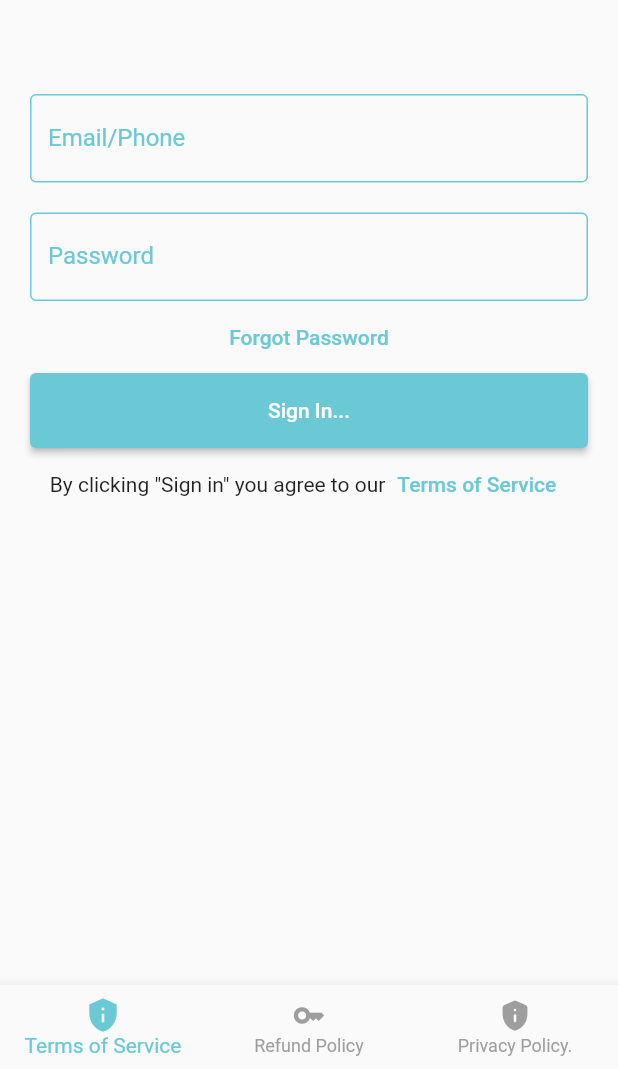
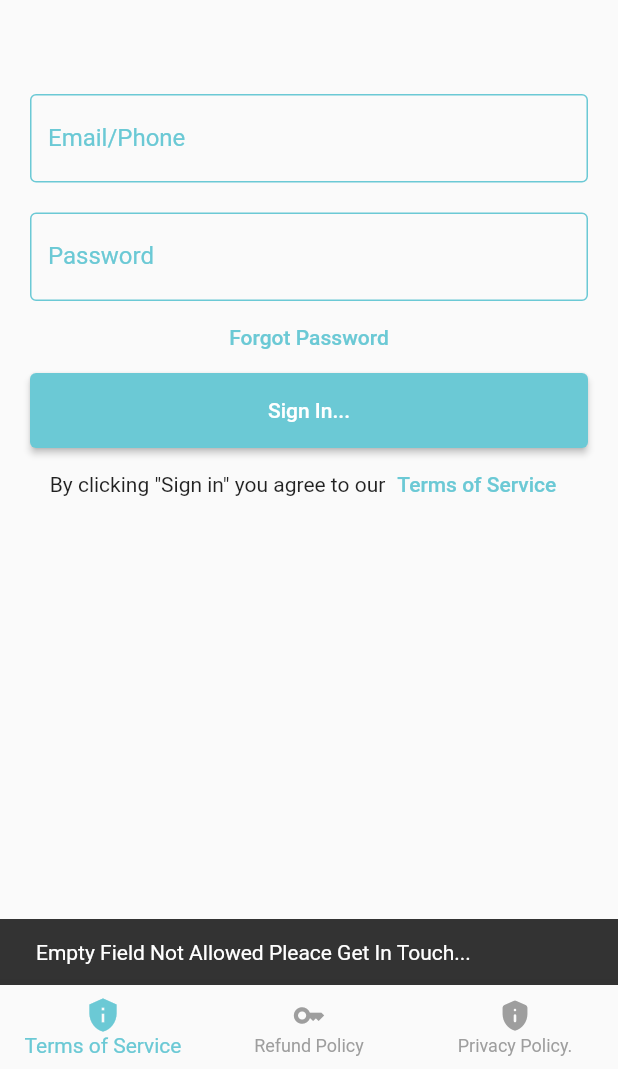
Before and after one commit to hossamabdulmagid/clinic-app, a Flutter app: the screen it shows after launch, after a tap on "Sign In...", on a phone screen of 412 x 824 dp, the part 167-1236 px from its top. Run offline on Flutter 3.47's test engine with Material 2 defaults, Android fonts, the phone set to English and light mode, and no system bars; our stand-ins replace dio.

Commit message:
clean code

```diff
--- a/lib/home_page.dart
+++ b/lib/home_page.dart
@@ -14,7 +14,7 @@ class _HomePageState extends State<HomePage> {
           child: Column(
         mainAxisAlignment: MainAxisAlignment.center,
         children: [
-          const Text('Welcome User'),
+          const Text('Welcome User}'),
           const SizedBox(
             height: 30,
           ),
--- a/lib/login_page.dart
+++ b/lib/login_page.dart
@@ -17,74 +17,18 @@ class LoginPage extends StatefulWidget {
 
 class _LoginPageState extends State<LoginPage> {
   TextEditingController nameController = TextEditingController();
+
   TextEditingController passwordController = TextEditingController();
+
   String buttonName = 'Sign In...';
+
   bool isLoading = false;
+
   var url = Uri.encodeFull('https://base.maado.me/api/v1/auth/login');
+
   Map<String, String> headers = {
     'Content-Type': 'application/json',
   };
-
-  final body = jsonEncode({
-    "login": "hosamabdulmaged@gmail.com",
-    "password": "xmasterKey",
-    "type": "client",
-    "clinicId": "6270321a0584c700120df0ae",
-  });
-  // we need fucntion to Sign In Here;
-  // signIn(String login, String password) async {
-  //   String url = 'http://base.maado.me/api/v1/auth/login';
-  //   String type = 'client';
-  //   String clinicId = '6270321a0584c700120df0ae';
-  //   SharedPreferences sharedPreferences = await SharedPreferences.getInstance();
-  //   Map body = {
-  //     login: "hosamabdulmaged@gmail.com	",
-  //     password: "xmasterkey",
-  //     type: "client",
-  //     clinicId: "6270321a0584c700120df0ae",
-  //   };
-  //   // ignore: prefer_typing_uninitialized_variables
-  //   var jsonResponse;
-  //   var res = await http.post(
-  //     Uri.parse(url),
-  //     headers: <String, String>{
-  //       'Content-Type': 'application/json; charset=UTF-8',
-  //     },
-  //     body: jsonEncode(<String, String>{
-  //       "login": login,
-  //       "password": password,
-  //       type: type,
-  //       clinicId: clinicId,
-  //     }),
-  //   );
-
-  //   if (res.statusCode == 200) {
-  //     jsonResponse = json.decode(res.body);
-  //     print("Response status : ${res.statusCode}");
-  //     print("Response status : ${res.body}");
-  //   }
-
-  //   if (res.statusCode == 308) {
-  //     print('308 success');
-  //     print("Response status : ${res.body}");
-  //   }
-
-  //   if (jsonResponse != null) {
-  //     setState(() {
-  //       isLoading = false;
-  //     });
-
-  //     sharedPreferences.setString('token', jsonResponse['token']);
-  //     Navigator.of(this.context).pushAndRemoveUntil(
-  //         MaterialPageRoute(builder: (BuildContext context) => HomePage()),
-  //         (Route<dynamic> route) => false);
-  //   } else {
-  //     setState(() {
-  //       isLoading == false;
-  //     });
-  //     print("Response status : ${res.body}");
-  //   }
-  // }
 
   @override
   Widget build(BuildContext context) {
@@ -191,8 +135,12 @@ class _LoginPageState extends State<LoginPage> {
   }
 
   Future<void> Login(String login, String password) async {
-    String login = nameController.text;
-    String password = passwordController.text;
+    final body = jsonEncode({
+      "login": nameController.text,
+      "password": passwordController.text,
+      "type": "client",
+      "clinicId": "6270321a0584c700120df0ae",
+    });
     if (nameController.text.isNotEmpty || passwordController.text.isNotEmpty) {
       final response = await http.post(
         Uri.parse('https://base.maado.me/api/v1/auth/login'),
@@ -200,13 +148,16 @@ class _LoginPageState extends State<LoginPage> {
           'Content-Type': 'application/json; charset=UTF-8',
         },
         body: jsonEncode(<String, String>{
-          "login": "hosamabdulmaged@gmail.com",
-          "password": "xxx",
+          "login": login,
+          "password": password,
           "type": "client",
           "clinicId": "6270321a0584c700120df0ae",
         }),
       );
+
       if (response.statusCode == 200) {
+        print('log the body after res = 200');
+
         // ignore: use_build_context_synchronously
         Navigator.push(
             context, MaterialPageRoute(builder: (context) => HomePage()));
@@ -215,6 +166,9 @@ class _LoginPageState extends State<LoginPage> {
         ScaffoldMessenger.of(context).showSnackBar(
             const SnackBar(content: Text('Invalid Credenialse...')));
       }
+    } else {
+      ScaffoldMessenger.of(context).showSnackBar(const SnackBar(
+          content: Text('Empty Field Not Allowed Pleace Get In Touch...')));
     }
   }
 }
```
